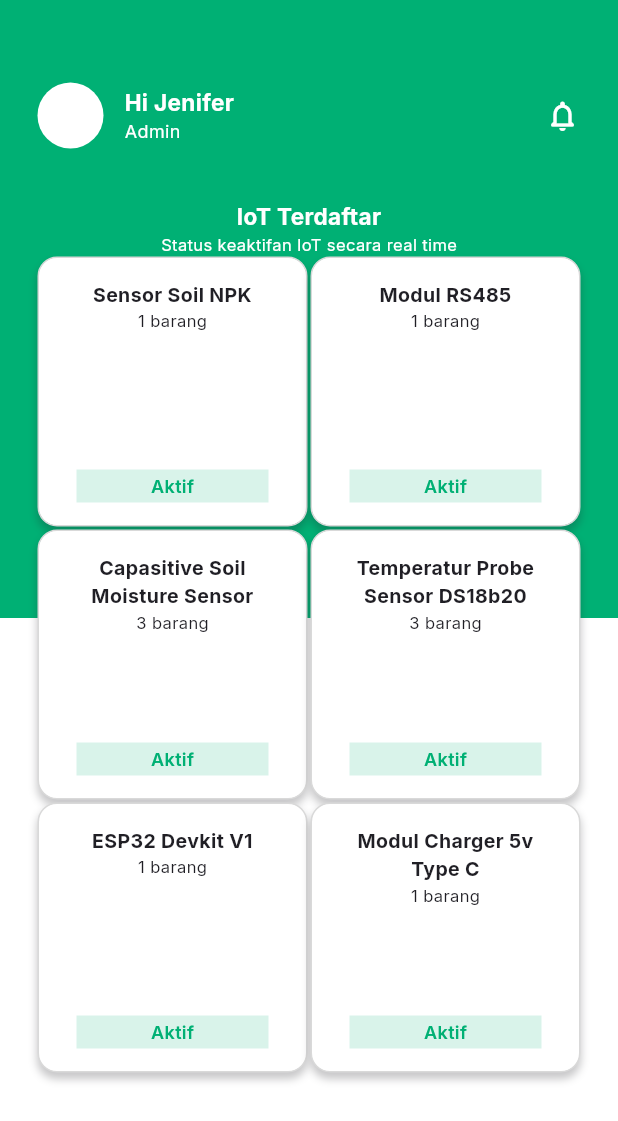
After one commit to fuadadhim24/soil-nutrient-detection, a Flutter app: the IotPage screen opened by its route, on a phone screen of 412 x 824 dp. The commit adds this screen. Shown: the top 1121 px of the screen. Run offline on Flutter 3.47's test engine with Material 3 defaults, Android fonts, the light colour scheme and no system bars; our stand-ins replace get, google_fonts.

Commit message:
feat: add local data

```diff
--- /dev/null
+++ b/lib/data/iot.dart
@@ -0,0 +1,10 @@
+class Iot {
+  static final List<Map<String, dynamic>> listIot = [
+    {'name': 'Sensor Soil NPK', 'count': '1', 'active': 0},
+    {'name': 'Modul RS485', 'count': '1', 'active': 1},
+    {'name': 'Capasitive Soil Moisture Sensor', 'count': '3', 'active': 1},
+    {'name': 'Temperatur Probe Sensor DS18b20', 'count': '3', 'active': 1},
+    {'name': 'ESP32 Devkit V1', 'count': '1', 'active': 1},
+    {'name': 'Modul Charger 5v Type C', 'count': '1', 'active': 1}
+  ];
+}
--- a/lib/main.dart
+++ b/lib/main.dart
@@ -1,6 +1,7 @@
 import 'package:flutter/material.dart';
 import 'package:get/get.dart';
 import 'package:soil_nutrient_detection/page/home_page.dart';
+import 'package:soil_nutrient_detection/page/iot_page.dart';
 
 void main() {
   runApp(const MyApp());
@@ -15,6 +16,7 @@ class MyApp extends StatelessWidget {
       initialRoute: '/home',
       getPages: [
         GetPage(name: '/home', page: () => const HomePage()),
+        GetPage(name: '/iot', page: () => const IotPage()),
       ],
     );
   }
--- a/lib/page/home_page.dart
+++ b/lib/page/home_page.dart
@@ -36,7 +36,7 @@ class _HomePageState extends State<HomePage> {
               left: 0,
               right: 0,
               child: Container(
-                padding: EdgeInsets.symmetric(horizontal: 25, vertical: 44),
+                padding: EdgeInsets.symmetric(horizontal: 25, vertical: 55),
                 child: Column(
                   crossAxisAlignment: CrossAxisAlignment.stretch,
                   children: [
--- /dev/null
+++ b/lib/page/iot_page.dart
@@ -0,0 +1,199 @@
+import 'package:flutter/material.dart';
+import 'package:soil_nutrient_detection/data/iot.dart';
+import 'package:soil_nutrient_detection/shared/theme.dart';
+
+class IotPage extends StatefulWidget {
+  const IotPage({super.key});
+
+  @override
+  State<IotPage> createState() => _IotPageState();
+}
+
+class _IotPageState extends State<IotPage> {
+  var iots = Iot.listIot;
+  @override
+  Widget build(BuildContext context) {
+    return Scaffold(
+      body: Container(
+        width: MediaQuery.of(context).size.width,
+        height: MediaQuery.of(context).size.height,
+        child: Stack(
+          children: [
+            Positioned.fill(
+              child: Column(
+                children: [
+                  Container(
+                    height: MediaQuery.of(context).size.height / 2,
+                    color: greenColor,
+                  ),
+                  Container(
+                    height: MediaQuery.of(context).size.height / 2,
+                    color: whiteColor,
+                  ),
+                ],
+              ),
+            ),
+            Positioned(
+              top: 0,
+              left: 0,
+              right: 0,
+              child: Container(
+                padding: EdgeInsets.symmetric(horizontal: 25, vertical: 55),
+                child: Column(
+                  crossAxisAlignment: CrossAxisAlignment.stretch,
+                  children: [
+                    topProfile(),
+                    SizedBox(height: 35),
+                    headerText(),
+                    sawahContent(),
+                  ],
+                ),
+              ),
+            ),
+          ],
+        ),
+      ),
+    );
+  }
+
+  Widget topProfile() {
+    return Row(
+      mainAxisAlignment: MainAxisAlignment.spaceBetween,
+      children: [
+        Container(
+          child: Row(
+            children: [
+              Container(
+                width: 44,
+                height: 44,
+                decoration: BoxDecoration(
+                  shape: BoxShape.circle,
+                  color: whiteColor,
+                ),
+              ),
+              SizedBox(
+                width: 14,
+              ),
+              Column(
+                crossAxisAlignment: CrossAxisAlignment.start,
+                children: [
+                  Text(
+                    'Hi Jenifer',
+                    style: whiteTS.copyWith(fontSize: 15, fontWeight: bold),
+                  ),
+                  Text(
+                    'Admin',
+                    style: whiteTS.copyWith(
+                      fontSize: 12,
+                    ),
+                  ),
+                ],
+              )
+            ],
+          ),
+        ),
+        Icon(
+          Icons.notifications_none_rounded,
+          color: whiteColor,
+        ),
+      ],
+    );
+  }
+
+  Widget headerText() {
+    return Column(
+      // crossAxisAlignment: CrossAxisAlignment.start,
+      children: [
+        Text(
+          'IoT Terdaftar',
+          style: whiteTS.copyWith(fontSize: 15, fontWeight: bold),
+        ),
+        Text(
+          'Status keaktifan IoT secara real time',
+          style: whiteTS.copyWith(
+            fontSize: 11,
+          ),
+        ),
+      ],
+    );
+  }
+
+  Widget sawahContent() {
+    return Container(
+      height: MediaQuery.of(context).size.height - 250,
+      child: iotList(),
+    );
+  }
+
+  Widget iotList() {
+    return GridView.builder(
+      gridDelegate: SliverGridDelegateWithFixedCrossAxisCount(
+        crossAxisCount: 2,
+        crossAxisSpacing: 2,
+        mainAxisSpacing: 2,
+      ),
+      shrinkWrap: true,
+      itemCount: iots.length,
+      itemBuilder: (context, index) {
+        return iotCard(
+            iots[index]['name'], iots[index]['count'], iots[index]['active']);
+      },
+    );
+  }
+
+  Widget iotCard(name, count, active) {
+    return Container(
+      width: double.infinity / 2,
+      height: 147,
+      padding: EdgeInsets.symmetric(horizontal: 25, vertical: 15),
+      decoration: BoxDecoration(
+        borderRadius: BorderRadius.circular(13),
+        color: whiteColor,
+        border: Border.all(width: 1, color: greyColor),
+        boxShadow: [
+          BoxShadow(
+            color: blackTransparentColor,
+            offset: Offset(0, 4),
+            blurRadius: 4,
+            spreadRadius: 0,
+          ),
+        ],
+      ),
+      child: Column(
+        mainAxisAlignment: MainAxisAlignment.spaceBetween,
+        children: [
+          Container(
+            child: Column(
+              mainAxisAlignment: MainAxisAlignment.spaceEvenly,
+              children: [
+                Text(
+                  name,
+                  style: blackTS.copyWith(fontSize: 13, fontWeight: bold),
+                  textAlign: TextAlign.center,
+                ),
+                Text(
+                  '$count barang',
+                  style: blackTS.copyWith(fontSize: 11),
+                ),
+              ],
+            ),
+          ),
+          Container(
+            width: double.infinity,
+            height: 22,
+            color: active == '0' ? redTransparentColor : greenTransparentColor,
+            child: Center(
+              child: Text(
+                // active,
+                active == '0' ? 'Tidak Aktif' : 'Aktif',
+                style: active == '0'
+                    ? redTS.copyWith(fontSize: 12, fontWeight: semiBold)
+                    : greenTS.copyWith(fontSize: 12, fontWeight: semiBold),
+              ),
+            ),
+          )
+        ],
+      ),
+    );
+  }
+}
```
